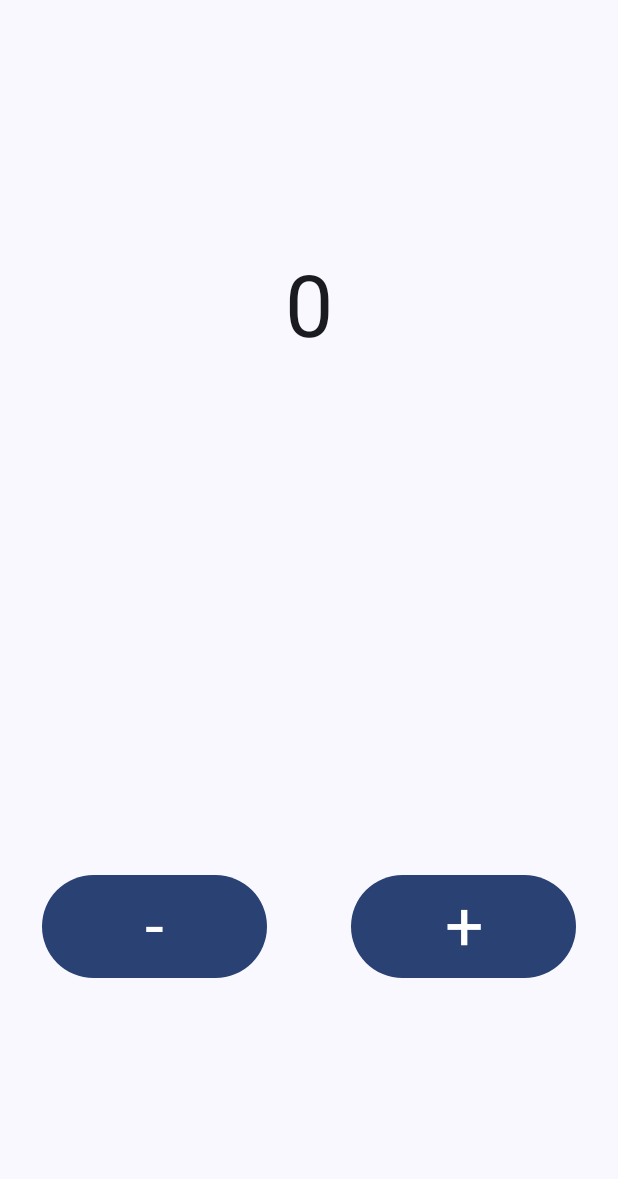
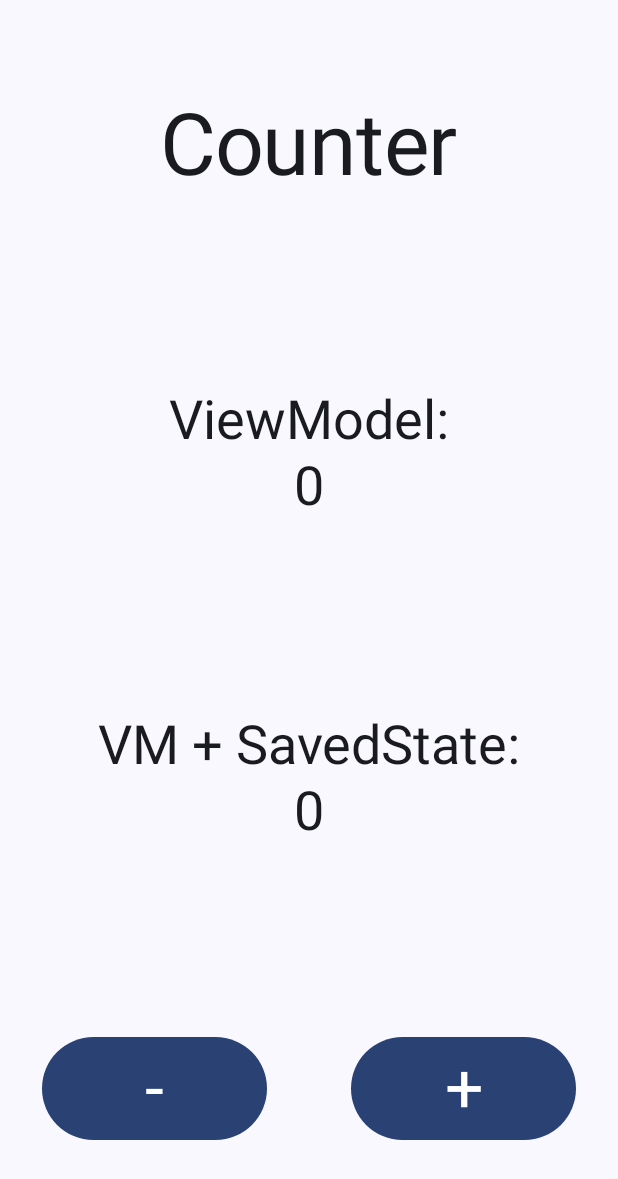
Before and after one commit to marceljk/mplab-counter, an Android app built with Jetpack Compose: the screen it shows after launch (MainActivity), on a phone screen of 412 x 824 dp. Shown: the top 1179 px of the screen. Run offline under Robolectric (Android 15) with nearby library versions, the phone set to English and light mode, and no system bars.

Commit message:
Update viewmodel

```diff
--- a/app/build.gradle.kts
+++ b/app/build.gradle.kts
@@ -59,6 +59,7 @@ dependencies {
     implementation("androidx.compose.ui:ui-graphics")
     implementation("androidx.compose.ui:ui-tooling-preview")
     implementation("androidx.compose.material3:material3")
+    implementation("androidx.lifecycle:lifecycle-viewmodel-compose")
     testImplementation("junit:junit:4.13.2")
     androidTestImplementation("androidx.test.ext:junit:1.1.5")
     androidTestImplementation("androidx.test.espresso:espresso-core:3.5.1")
--- /dev/null
+++ b/app/src/main/java/de/hhn/aib7/mplab/counter/CounterSavedViewModel.kt
@@ -0,0 +1,18 @@
+package de.hhn.aib7.mplab.counter
+
+import androidx.lifecycle.SavedStateHandle
+import androidx.lifecycle.ViewModel
+import kotlinx.coroutines.flow.StateFlow
+
+class CounterSavedViewModel(private val savedStateHandle: SavedStateHandle) : ViewModel() {
+
+    val counter: StateFlow<Int> = savedStateHandle.getStateFlow("counter", 0)
+
+    fun increment() {
+        savedStateHandle["counter"] = counter.value + 1;
+    }
+
+    fun decrement() {
+        savedStateHandle["counter"] = counter.value - 1;
+    }
+}
--- a/app/src/main/java/de/hhn/aib7/mplab/counter/CounterViewModel.kt
+++ b/app/src/main/java/de/hhn/aib7/mplab/counter/CounterViewModel.kt
@@ -1,20 +1,18 @@
 package de.hhn.aib7.mplab.counter
 
-import androidx.lifecycle.SavedStateHandle
 import androidx.lifecycle.ViewModel
 import kotlinx.coroutines.flow.MutableStateFlow
 import kotlinx.coroutines.flow.StateFlow
 import kotlinx.coroutines.flow.asStateFlow
 
-class CounterViewModel(private val savedStateHandle: SavedStateHandle) : ViewModel() {
-
-    val counter: StateFlow<Int> = savedStateHandle.getStateFlow("counter", 0)
-
+class CounterViewModel : ViewModel() {
+    private val _counter = MutableStateFlow(0)
+    val counter: StateFlow<Int> = _counter.asStateFlow()
     fun increment() {
-        savedStateHandle["counter"] = counter.value + 1;
+        _counter.value += 1
     }
 
     fun decrement() {
-        savedStateHandle["counter"] = counter.value - 1;
+        _counter.value -= 1
     }
 }
--- a/app/src/main/java/de/hhn/aib7/mplab/counter/MainActivity.kt
+++ b/app/src/main/java/de/hhn/aib7/mplab/counter/MainActivity.kt
@@ -24,10 +24,10 @@ import androidx.compose.ui.tooling.preview.Preview
 import androidx.compose.ui.unit.dp
 import androidx.lifecycle.SavedStateHandle
 import androidx.lifecycle.ViewModelProvider
+import androidx.lifecycle.viewmodel.compose.viewModel
 import de.hhn.aib7.mplab.counter.ui.theme.CounterTheme
 
 class MainActivity : ComponentActivity() {
-    private val counterViewModel: CounterViewModel by viewModels() // Init CounterViewModel
     override fun onCreate(savedInstanceState: Bundle?) {
         super.onCreate(savedInstanceState)
         setContent {
@@ -37,27 +37,72 @@ class MainActivity : ComponentActivity() {
                     modifier = Modifier.fillMaxSize(),
                     color = MaterialTheme.colorScheme.background
                 ) {
+                    CounterView()
+                }
+            }
+        }
+    }
+}
+
+@Composable
+fun CounterView(counterViewModel: CounterViewModel = viewModel(), savedStateViewModel: CounterSavedViewModel = viewModel()) {
     val counter by counterViewModel.counter.collectAsState() // Access counter value from ViewModel
+    val savedCounter by savedStateViewModel.counter.collectAsState() // Access counter value from ViewModel
     Column(
         modifier = Modifier.fillMaxSize(),
         horizontalAlignment = Alignment.CenterHorizontally,
         verticalArrangement = Arrangement.SpaceAround
     ) {
-                        Text(text = counter.toString(), style = MaterialTheme.typography.displayLarge )
+        Text(
+            text = "Counter",
+            style = MaterialTheme.typography.displayLarge,
+        )
+        Column(
+            modifier = Modifier.fillMaxWidth(),
+            horizontalAlignment = Alignment.CenterHorizontally,
+            verticalArrangement = Arrangement.SpaceAround
+        ) {
+            Text(
+                text = "ViewModel:",
+                style = MaterialTheme.typography.displaySmall
+            )
+            Text(
+                text = counter.toString(),
+                style = MaterialTheme.typography.displaySmall
+            )
+        }
+        Column(
+            modifier = Modifier.fillMaxWidth(),
+            horizontalAlignment = Alignment.CenterHorizontally,
+            verticalArrangement = Arrangement.SpaceAround
+        ) {
+            Text(
+                text = "VM + SavedState:",
+                style = MaterialTheme.typography.displaySmall
+            )
+            Text(
+                text = savedCounter.toString(),
+                style = MaterialTheme.typography.displaySmall
+            )
+        }
         Row(modifier = Modifier.fillMaxWidth(), horizontalArrangement = Arrangement.SpaceAround) {
             Button(
-                                onClick = { counterViewModel.decrement() }, // Execute decrement function of ViewModel
+                // Execute decrement function of ViewModel
+                onClick = {
+                    counterViewModel.decrement()
+                    savedStateViewModel.decrement()
+                },
                 modifier = Modifier.width(150.dp),
                 content = { Text(text = "-", style = MaterialTheme.typography.displayMedium)}
             )
             Button(
-                                onClick = { counterViewModel.increment() }, // Execute increment function of ViewModel
+                // Execute increment function of ViewModel
+                onClick = {
+                    counterViewModel.increment()
+                    savedStateViewModel.increment()
+                },
                 modifier = Modifier.width(150.dp),
                 content = { Text(text = "+", style = MaterialTheme.typography.displayMedium)})
-                        }
-                    }
-                }
-            }
         }
     }
 }
@@ -66,5 +111,6 @@ class MainActivity : ComponentActivity() {
 @Composable
 fun GreetingPreview() {
     CounterTheme {
+        CounterView()
     }
 }
```
Lines whose indentation alone changed are shown as unchanged.
